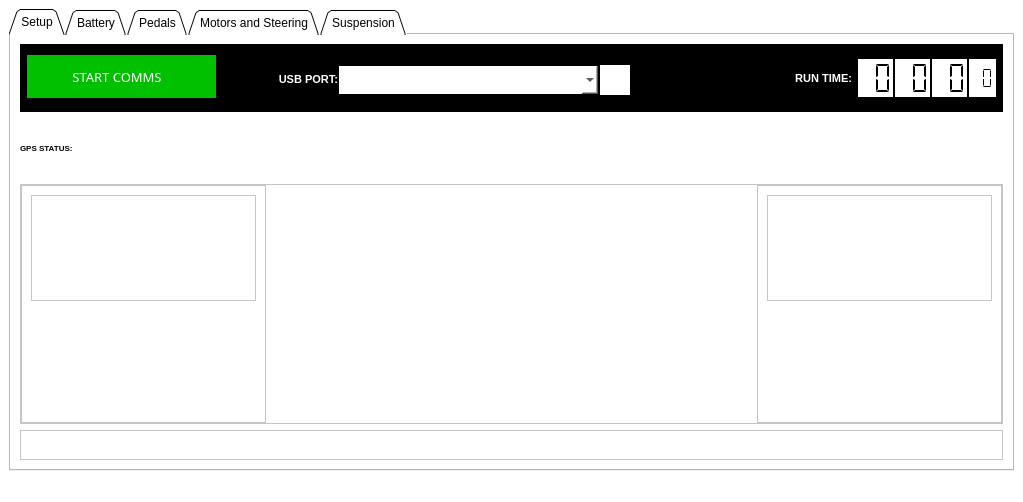
This is mainwindow.ui in niallbeggan/TelemetrySystem as Qt 5 draws it before an edit. The edited form follows.
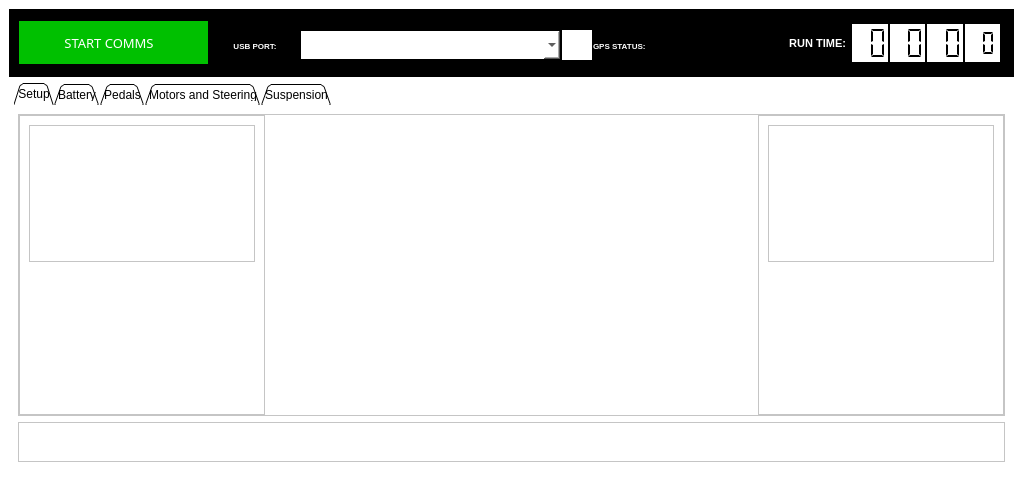
This is the edited form. Custom widgets are drawn as their Qt base class.

Diff of the .ui file:
```diff
--- a/mainwindow.ui
+++ b/mainwindow.ui
@@ -38,45 +38,7 @@
      <verstretch>0</verstretch>
     </sizepolicy>
    </property>
-   <layout class="QHBoxLayout" name="horizontalLayout_11">
-    <item>
-     <widget class="QTabWidget" name="tabWidget">
-      <property name="sizePolicy">
-       <sizepolicy hsizetype="Preferred" vsizetype="Preferred">
-        <horstretch>0</horstretch>
-        <verstretch>0</verstretch>
-       </sizepolicy>
-      </property>
-      <property name="autoFillBackground">
-       <bool>false</bool>
-      </property>
-      <property name="styleSheet">
-       <string notr="true">background-color: rgb(255,255,255);
-border-color: rgb(255,255,255);
-QTabBar {
-    qproperty-drawBase: 0;
-}</string>
-      </property>
-      <property name="tabPosition">
-       <enum>QTabWidget::North</enum>
-      </property>
-      <property name="tabShape">
-       <enum>QTabWidget::Triangular</enum>
-      </property>
-      <property name="currentIndex">
-       <number>0</number>
-      </property>
-      <property name="elideMode">
-       <enum>Qt::ElideNone</enum>
-      </property>
-      <property name="movable">
-       <bool>true</bool>
-      </property>
-      <widget class="QWidget" name="tab">
-       <attribute name="title">
-        <string>Setup</string>
-       </attribute>
-       <layout class="QVBoxLayout" name="verticalLayout">
+   <layout class="QVBoxLayout" name="verticalLayout_12">
         <item>
          <widget class="QFrame" name="frame_6">
           <property name="minimumSize">
@@ -105,6 +67,9 @@
            <property name="spacing">
             <number>0</number>
            </property>
+       <property name="sizeConstraint">
+        <enum>QLayout::SetDefaultConstraint</enum>
+       </property>
            <property name="leftMargin">
             <number>0</number>
            </property>
@@ -112,7 +77,7 @@
             <number>0</number>
            </property>
            <property name="rightMargin">
-            <number>0</number>
+        <number>7</number>
            </property>
            <property name="bottomMargin">
             <number>0</number>
@@ -151,10 +116,10 @@
                <number>0</number>
               </property>
               <property name="leftMargin">
-               <number>5</number>
+           <number>8</number>
               </property>
               <property name="topMargin">
-               <number>2</number>
+           <number>3</number>
               </property>
               <property name="rightMargin">
                <number>0</number>
@@ -279,26 +244,26 @@
               <item>
                <widget class="QLabel" name="batteryTabStateOfChargeLabel_3">
                 <property name="sizePolicy">
-                 <sizepolicy hsizetype="Preferred" vsizetype="Fixed">
+             <sizepolicy hsizetype="Preferred" vsizetype="Preferred">
                   <horstretch>0</horstretch>
                   <verstretch>0</verstretch>
                  </sizepolicy>
                 </property>
                 <property name="minimumSize">
                  <size>
-                  <width>120</width>
+              <width>90</width>
                   <height>0</height>
                  </size>
                 </property>
                 <property name="maximumSize">
                  <size>
-                  <width>120</width>
+              <width>90</width>
                   <height>16777215</height>
                  </size>
                 </property>
                 <property name="font">
                  <font>
-                  <pointsize>8</pointsize>
+              <pointsize>6</pointsize>
                   <weight>75</weight>
                   <bold>true</bold>
                  </font>
@@ -310,7 +275,7 @@
                  <string>USB PORT:</string>
                 </property>
                 <property name="alignment">
-                 <set>Qt::AlignRight|Qt::AlignTrailing|Qt::AlignVCenter</set>
+             <set>Qt::AlignCenter</set>
                 </property>
                </widget>
               </item>
@@ -380,8 +345,44 @@
                </widget>
               </item>
               <item>
-               <widget class="QWidget" name="widget_2" native="true">
-                <layout class="QHBoxLayout" name="horizontalLayout_12"/>
+           <widget class="QLabel" name="gpsStatusLabel">
+            <property name="sizePolicy">
+             <sizepolicy hsizetype="Preferred" vsizetype="Preferred">
+              <horstretch>0</horstretch>
+              <verstretch>0</verstretch>
+             </sizepolicy>
+            </property>
+            <property name="minimumSize">
+             <size>
+              <width>120</width>
+              <height>0</height>
+             </size>
+            </property>
+            <property name="maximumSize">
+             <size>
+              <width>16777215</width>
+              <height>16777215</height>
+             </size>
+            </property>
+            <property name="font">
+             <font>
+              <pointsize>6</pointsize>
+              <weight>75</weight>
+              <bold>true</bold>
+             </font>
+            </property>
+            <property name="styleSheet">
+             <string notr="true"/>
+            </property>
+            <property name="text">
+             <string>GPS STATUS:</string>
+            </property>
+            <property name="alignment">
+             <set>Qt::AlignLeading|Qt::AlignLeft|Qt::AlignVCenter</set>
+            </property>
+            <property name="margin">
+             <number>10</number>
+            </property>
                </widget>
               </item>
              </layout>
@@ -403,7 +404,7 @@
              </property>
              <property name="maximumSize">
               <size>
-               <width>240</width>
+           <width>260</width>
                <height>50</height>
               </size>
              </property>
@@ -653,46 +654,57 @@
          </widget>
         </item>
         <item>
-         <widget class="QLabel" name="gpsStatusLabel">
+     <widget class="QTabWidget" name="tabWidget">
           <property name="sizePolicy">
            <sizepolicy hsizetype="Preferred" vsizetype="Preferred">
             <horstretch>0</horstretch>
             <verstretch>0</verstretch>
            </sizepolicy>
           </property>
-          <property name="minimumSize">
-           <size>
-            <width>120</width>
-            <height>0</height>
-           </size>
-          </property>
-          <property name="maximumSize">
-           <size>
-            <width>16777215</width>
-            <height>60</height>
-           </size>
-          </property>
-          <property name="font">
-           <font>
-            <pointsize>6</pointsize>
-            <weight>75</weight>
-            <bold>true</bold>
-           </font>
+      <property name="autoFillBackground">
+       <bool>false</bool>
           </property>
           <property name="styleSheet">
-           <string notr="true"/>
-          </property>
-          <property name="text">
-           <string>GPS STATUS:</string>
-          </property>
-          <property name="alignment">
-           <set>Qt::AlignLeading|Qt::AlignLeft|Qt::AlignVCenter</set>
-          </property>
-          <property name="margin">
-           <number>10</number>
-          </property>
-         </widget>
-        </item>
+       <string notr="true">QTabWidget::pane {
+    border-top: 0px solid rgb(0,0,0);
+}
+
+
+QTabWidget::tab-bar {
+    left: 5px; /* move to the right by 5px */
+}
+
+/* Style the tab using the tab sub-control. Note that
+    it reads QTabBar _not_ QTabWidget */
+QTabBar::tab {
+	background-color: qlineargradient(spread:pad, x1:0, y1:0, x2:1, y2:1, stop:1 
+	rgba(190,190,190, 	255));
+
+    border: 4px solid #C4C4C3;
+    min-width: 38ex;
+    /*padding: 0px;*/
+}</string>
+      </property>
+      <property name="tabPosition">
+       <enum>QTabWidget::North</enum>
+      </property>
+      <property name="tabShape">
+       <enum>QTabWidget::Triangular</enum>
+      </property>
+      <property name="currentIndex">
+       <number>0</number>
+      </property>
+      <property name="elideMode">
+       <enum>Qt::ElideNone</enum>
+      </property>
+      <property name="movable">
+       <bool>true</bool>
+      </property>
+      <widget class="QWidget" name="tab">
+       <attribute name="title">
+        <string>Setup</string>
+       </attribute>
+       <layout class="QVBoxLayout" name="verticalLayout">
         <item>
          <widget class="QFrame" name="frame_4">
           <property name="frameShape">
@@ -806,13 +818,13 @@
           <property name="minimumSize">
            <size>
             <width>0</width>
-            <height>30</height>
+            <height>40</height>
            </size>
           </property>
           <property name="maximumSize">
            <size>
             <width>16777215</width>
-            <height>30</height>
+            <height>40</height>
            </size>
           </property>
           <property name="frameShape">
```
Left out of the diff: 74 changed lines with no effect on the pictures. Lines whose indentation alone changed are shown as unchanged.
